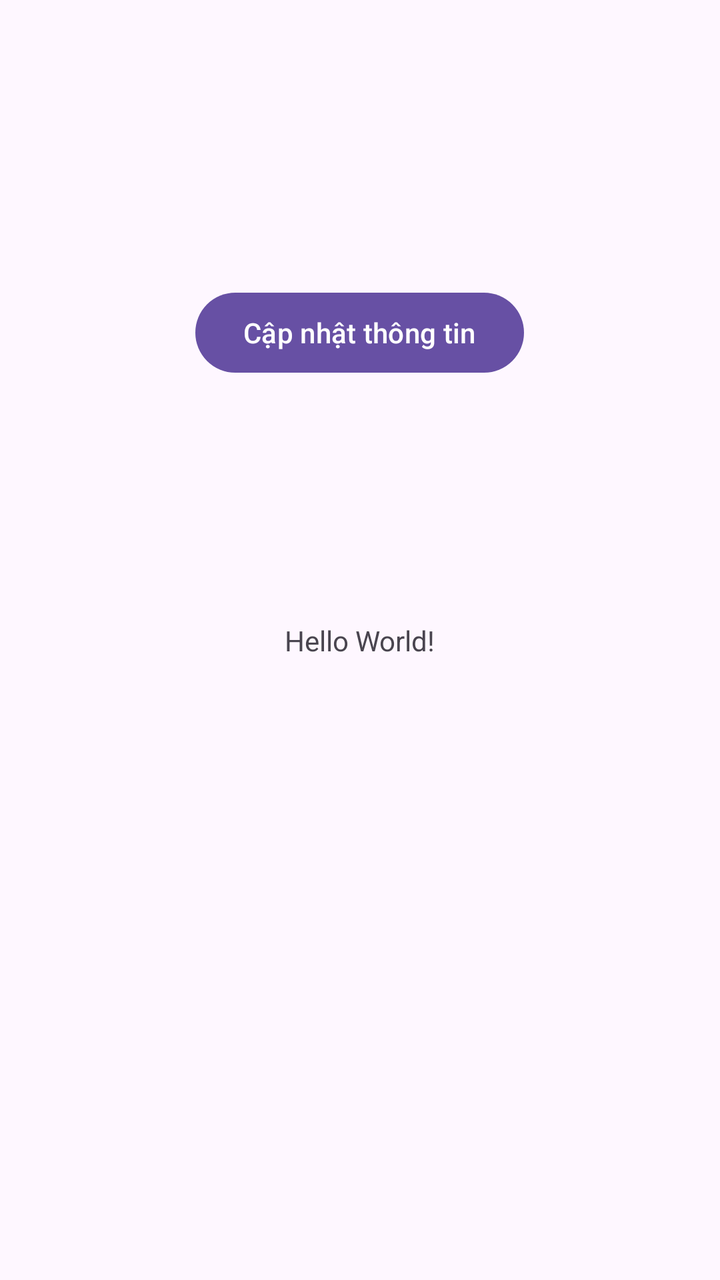
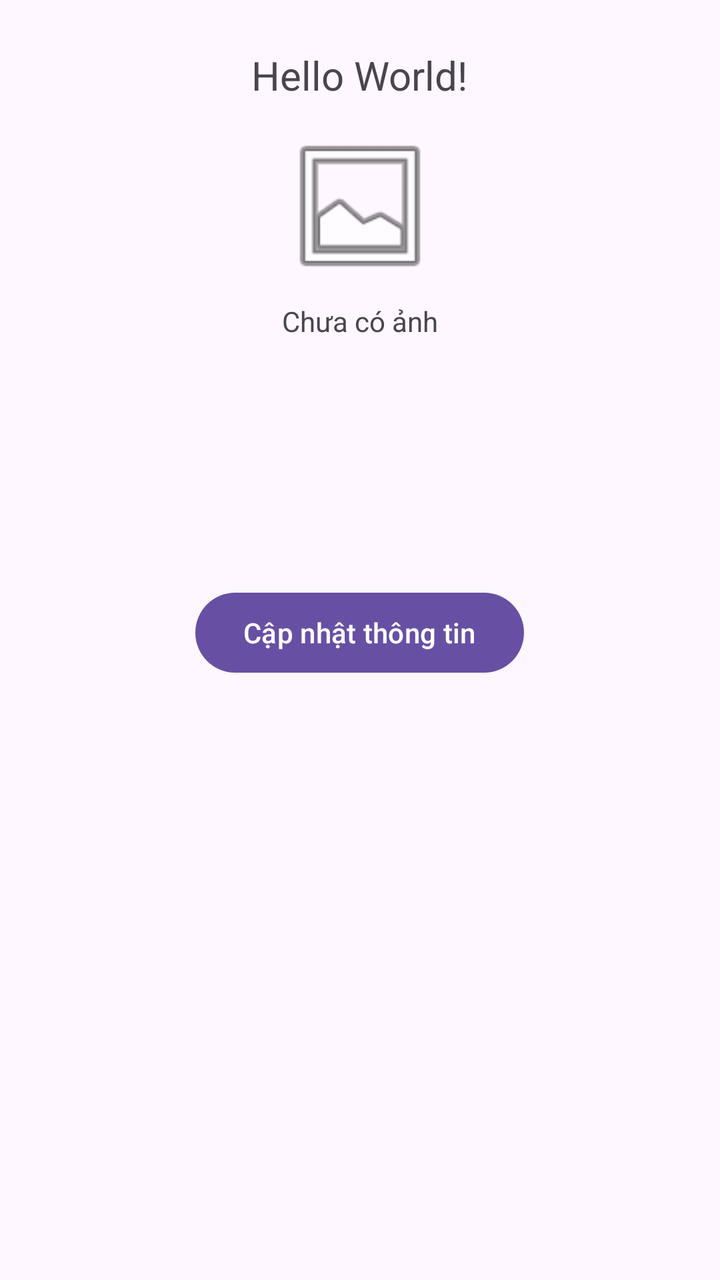

Before-and-after screenshots of an Android layout around one commit, followed by the original layout XML and the change that was made.
<!-- AndroidManifest.xml: application theme Theme.PhamTranThanhVinh -->
<!-- res/layout/activity_main.xml -->
<?xml version="1.0" encoding="utf-8"?>
<androidx.constraintlayout.widget.ConstraintLayout xmlns:android="http://schemas.android.com/apk/res/android"
    xmlns:app="http://schemas.android.com/apk/res-auto"
    xmlns:tools="http://schemas.android.com/tools"
    android:id="@+id/main"
    android:layout_width="match_parent"
    android:layout_height="match_parent"
    tools:context=".MainActivity">

    <TextView
        android:id="@+id/tvWelcome"
        android:layout_width="wrap_content"
        android:layout_height="wrap_content"
        android:text="Hello World!"
        app:layout_constraintBottom_toBottomOf="parent"
        app:layout_constraintEnd_toEndOf="parent"
        app:layout_constraintStart_toStartOf="parent"
        app:layout_constraintTop_toTopOf="parent" />
    <LinearLayout xmlns:android="http://schemas.android.com/apk/res/android"
        android:layout_width="match_parent"
        android:layout_height="match_parent"
        android:orientation="vertical"
        android:padding="24dp"
        android:gravity="center_horizontal">

        <TextView
            android:id="@+id/tvName"
            android:layout_width="wrap_content"
            android:layout_height="wrap_content"
            android:textSize="24sp"
            android:textStyle="bold" />

        <TextView
            android:id="@+id/tvGpa"
            android:layout_width="wrap_content"
            android:layout_height="wrap_content"
            android:layout_marginTop="8dp"
            android:textSize="18sp" />

        <TextView
            android:id="@+id/tvEmail"
            android:layout_width="wrap_content"
            android:layout_height="wrap_content"
            android:layout_marginTop="8dp"
            android:textSize="16sp" />

        <Button
            android:id="@+id/btnUpdate"
            android:layout_width="wrap_content"
            android:layout_height="wrap_content"
            android:layout_marginTop="24dp"
            android:text="Cập nhật thông tin" />

        <ProgressBar
            android:id="@+id/progressBar"
            android:layout_width="wrap_content"
            android:layout_height="wrap_content"
            android:layout_marginTop="16dp"
            android:visibility="gone" />

    </LinearLayout>
</androidx.constraintlayout.widget.ConstraintLayout>
<!-- resources referenced by this layout -->
<resources>
  <style name="Theme.PhamTranThanhVinh" parent="Base.Theme.PhamTranThanhVinh" />
  <style name="Base.Theme.PhamTranThanhVinh" parent="Theme.Material3.DayNight.NoActionBar">
          
          
      </style>
</resources>

<!-- the commit's change to res/layout/activity_main.xml (unified diff, before → after) -->
@@ -7,21 +7,42 @@
     android:layout_height="match_parent"
     tools:context=".MainActivity">
 
-    <TextView
-        android:id="@+id/tvWelcome"
-        android:layout_width="wrap_content"
-        android:layout_height="wrap_content"
-        android:text="Hello World!"
-        app:layout_constraintBottom_toBottomOf="parent"
-        app:layout_constraintEnd_toEndOf="parent"
-        app:layout_constraintStart_toStartOf="parent"
-        app:layout_constraintTop_toTopOf="parent" />
-    <LinearLayout xmlns:android="http://schemas.android.com/apk/res/android"
+    <LinearLayout
         android:layout_width="match_parent"
         android:layout_height="match_parent"
         android:orientation="vertical"
         android:padding="24dp"
-        android:gravity="center_horizontal">
+        android:gravity="center_horizontal"
+        app:layout_constraintBottom_toBottomOf="parent"
+        app:layout_constraintEnd_toEndOf="parent"
+        app:layout_constraintStart_toStartOf="parent"
+        app:layout_constraintTop_toTopOf="parent">
+
+        <TextView
+            android:id="@+id/tvWelcome"
+            android:layout_width="wrap_content"
+            android:layout_height="wrap_content"
+            android:text="Hello World!"
+            android:textSize="20sp"
+            android:layout_marginBottom="12dp" />
+
+        
+        <ImageView
+            android:id="@+id/imgAvatar"
+            android:layout_width="80dp"
+            android:layout_height="80dp"
+            android:scaleType="centerCrop"
+            android:layout_marginBottom="8dp"
+            android:src="@android:drawable/ic_menu_gallery" />
+
+        
+        <TextView
+            android:id="@+id/tvAvatarStatus"
+            android:layout_width="wrap_content"
+            android:layout_height="wrap_content"
+            android:text="Chưa có ảnh"
+            android:layout_marginBottom="12dp"
+            android:textSize="14sp" />
 
         <TextView
             android:id="@+id/tvName"
@@ -48,7 +69,7 @@
             android:id="@+id/btnUpdate"
             android:layout_width="wrap_content"
             android:layout_height="wrap_content"
-            android:layout_marginTop="24dp"
+            android:layout_marginTop="16dp"
             android:text="Cập nhật thông tin" />
 
         <ProgressBar
@@ -59,4 +80,5 @@
             android:visibility="gone" />
 
     </LinearLayout>
+
 </androidx.constraintlayout.widget.ConstraintLayout>
